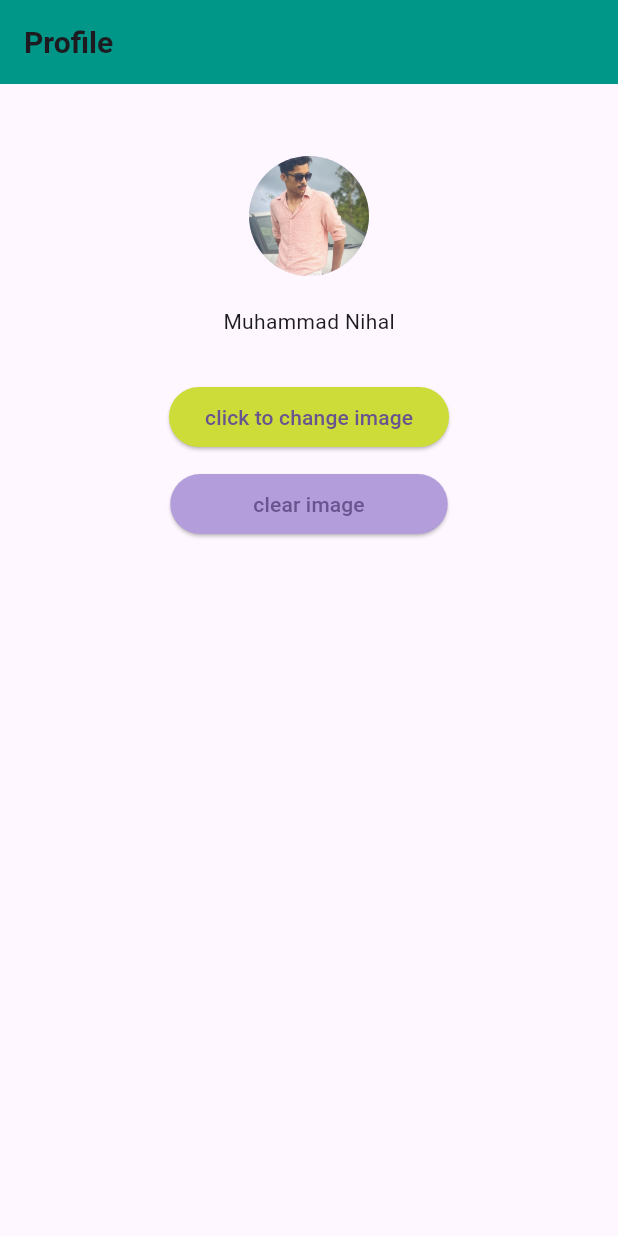
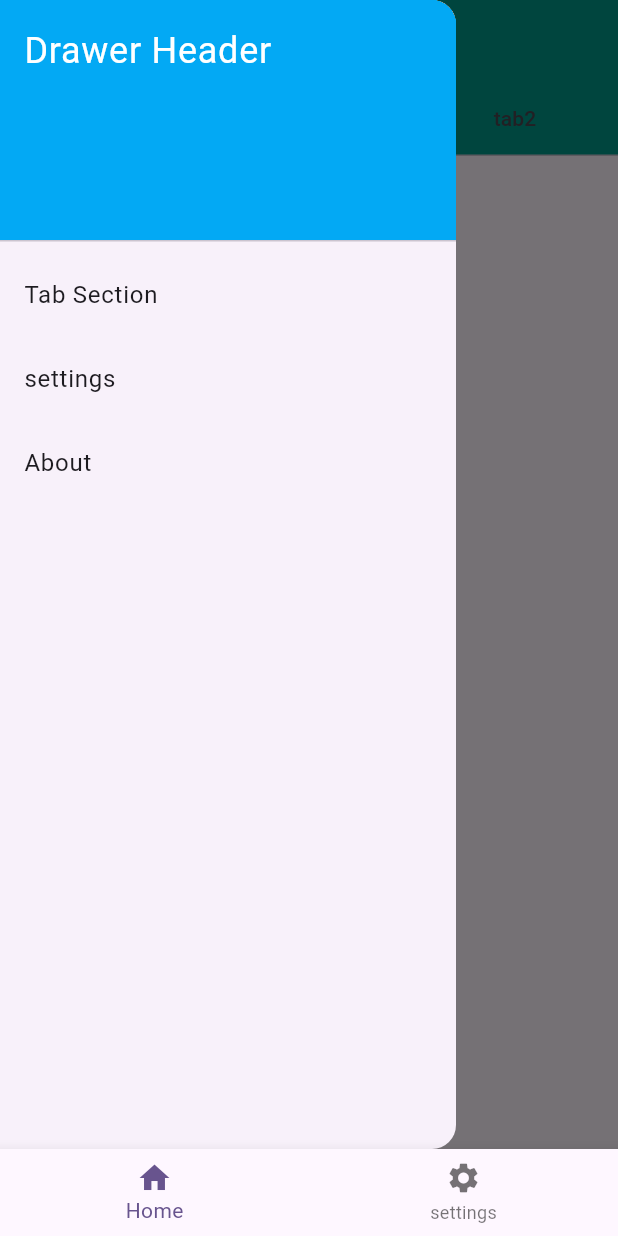
Before and after one commit to Nihal7558/flutter, a Flutter app: the screen it shows after launch, with the side drawer open (before the commit the screen has no drawer), on a phone screen of 412 x 824 dp. Run offline on Flutter 3.47's test engine with Material 3 defaults, Android fonts, the phone set to English and light mode, and no system bars; our stand-ins replace fluttertoast, image_picker; key blocks and very long unbroken strings in the code were emptied for the run.

Commit message:
Daily Task

```diff
--- a/lib/main.dart
+++ b/lib/main.dart
@@ -1,4 +1,5 @@
 import 'package:flutter/material.dart';
+import 'package:homepage/24-9-24/home.dart';
 import 'package:homepage/24-9-24/login.dart';
 import 'package:homepage/30-9-24/page1.dart';
 import 'package:homepage/30-9-24/page2.dart';
@@ -8,6 +9,8 @@ import 'package:homepage/buttons/sample.dart';
 import 'package:homepage/firstUi/myCart.dart';
 import 'package:homepage/profile%20page%20layout/imagePicker.dart';
 import 'package:homepage/profile%20page/profile.dart';
+import 'package:homepage/tab%20and%20bottom%20bar/bottom_bar_page.dart';
+import 'package:homepage/tab%20and%20bottom%20bar/homepage.dart';
 
 void main() {
   runApp(const MyApp());
@@ -25,7 +28,7 @@ class MyApp extends StatelessWidget {
         colorScheme: ColorScheme.fromSeed(seedColor: Colors.deepPurple),
         useMaterial3: true,
       ),
-      home: ImagepickerEx(),
+      home: BottomBarPage(),
     );
   }
 }
--- /dev/null
+++ b/lib/tab and bottom bar/bottom_bar_page.dart
@@ -0,0 +1,45 @@
+import 'package:flutter/foundation.dart';
+import 'package:flutter/material.dart';
+import 'package:homepage/tab%20and%20bottom%20bar/homepage.dart';
+import 'package:homepage/tab%20and%20bottom%20bar/settings_page.dart';
+
+class BottomBarPage extends StatefulWidget {
+  const BottomBarPage({super.key});
+
+  @override
+  State<BottomBarPage> createState() => _BottomBarPageState();
+}
+
+class _BottomBarPageState extends State<BottomBarPage> {
+  int _selectedIndex = 0;
+
+  final List<Widget> _widgetOptions = <Widget>[
+    Homepage(),
+    SettingsPage(),
+  ];
+
+  void _onItemTapped(int index) {
+    setState(() {
+      _selectedIndex = index;
+    });
+  }
+
+  @override
+  Widget build(BuildContext context) {
+    return Scaffold(
+      bottomNavigationBar: BottomNavigationBar(
+        items: [
+          BottomNavigationBarItem(label: 'Home', icon: Icon(Icons.home)),
+          BottomNavigationBarItem(
+              label: 'settings', icon: Icon(Icons.settings)),
+        ],
+        onTap: (value) {
+          setState(() {
+            _selectedIndex = value;
+          });
+        },
+      ),
+      body: _widgetOptions[_selectedIndex],
+    );
+  }
+}
--- /dev/null
+++ b/lib/tab and bottom bar/homepage.dart
@@ -0,0 +1,70 @@
+import 'package:flutter/foundation.dart';
+import 'package:flutter/material.dart';
+import 'package:homepage/tab%20and%20bottom%20bar/widgets/common.dart';
+import 'package:homepage/tab%20and%20bottom%20bar/widgets/drawerwidget.dart';
+
+class Homepage extends StatefulWidget {
+  const Homepage({super.key});
+
+  @override
+  State<Homepage> createState() => _HomeState();
+}
+
+class _HomeState extends State<Homepage> with SingleTickerProviderStateMixin {
+  late TabController _tabController;
+  @override
+  void initState() {
+    super.initState();
+    _tabController = TabController(length: 3, vsync: this);
+  }
+
+  @override
+  void dispose() {
+    _tabController.dispose();
+    super.dispose();
+  }
+
+  @override
+  Widget build(BuildContext context) {
+    return Scaffold(
+      appBar: AppBar(
+        backgroundColor: Colors.teal,
+        title: Text(
+          'Drawer and Tabbar',
+          style: TextStyle(
+              fontSize: 20, fontWeight: FontWeight.bold, color: Colors.black),
+        ),
+        bottom: TabBar(
+          // isScrollable: true,
+          controller: _tabController,
+          tabs: const [
+            Tab(
+              icon: Icon(Icons.home),
+            ),
+            Tab(
+              text: "tab1",
+            ),
+            Tab(
+              text: "tab2",
+            )
+          ],
+        ),
+      ),
+      drawer: DrawerWidget(
+          ontap1: () => onDrawerItemTapped('Tab Section', context),
+          ontap2: () => onDrawerItemTapped('Settings', context),
+          ontap3: () => onDrawerItemTapped('About', context)),
+      body: TabBarView(
+        controller: _tabController,
+        children: const <Widget>[
+          Center(
+              child: Text('Content for Tab 2', style: TextStyle(fontSize: 18))),
+          Center(
+              child: Text('Content for Tab 2', style: TextStyle(fontSize: 18))),
+          Center(
+              child: Text('Content for Tab 3', style: TextStyle(fontSize: 18))),
+        ],
+      ),
+    );
+  }
+}
--- /dev/null
+++ b/lib/tab and bottom bar/widgets/drawerwidget.dart
@@ -0,0 +1,42 @@
+import 'package:flutter/foundation.dart';
+import 'package:flutter/material.dart';
+
+class DrawerWidget extends StatelessWidget {
+  Function() ontap1;
+  Function() ontap2;
+  Function() ontap3;
+
+  DrawerWidget({
+    super.key,
+    required this.ontap1,
+    required this.ontap2,
+    required this.ontap3,
+  });
+
+  @override
+  Widget build(BuildContext context) {
+    return Drawer(
+      child: ListView(
+        children: <Widget>[
+          const DrawerHeader(
+            decoration: BoxDecoration(color: Colors.lightBlue),
+            child: Text('Drawer Header',
+                style: TextStyle(color: Colors.white, fontSize: 24)),
+          ),
+          ListTile(
+            title: const Text('Tab Section'),
+            onTap: ontap1,
+          ),
+          ListTile(
+            title: const Text('settings'),
+            onTap: ontap2,
+          ),
+          ListTile(
+            title: const Text('About'),
+            onTap: ontap3,
+          ),
+        ],
+      ),
+    );
+  }
+}
```
Also changed, not shown: lib/tab and bottom bar/settings_page.dart (added, +51 -0 lines), lib/tab and bottom bar/widgets/common.dart (added, +15 -0 lines).
